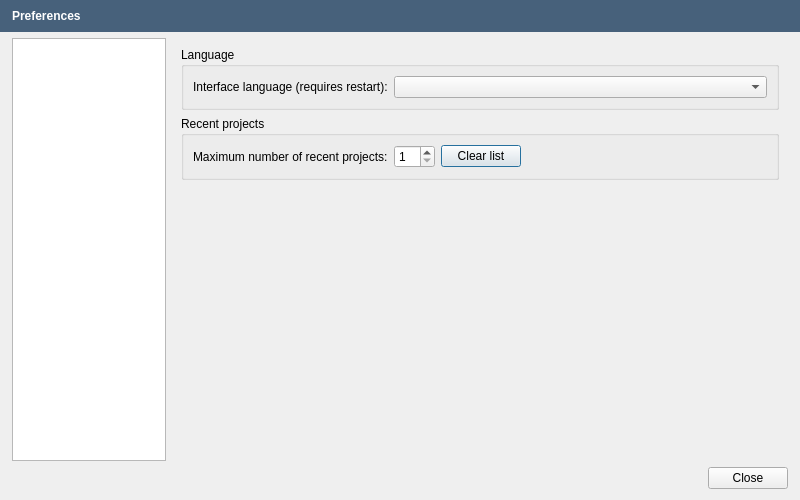
The window that src/apps/openfluid-builder/base/PreferencesDialog.ui (OpenFLUID/openfluid) describes before a commit, drawn with Qt 5.
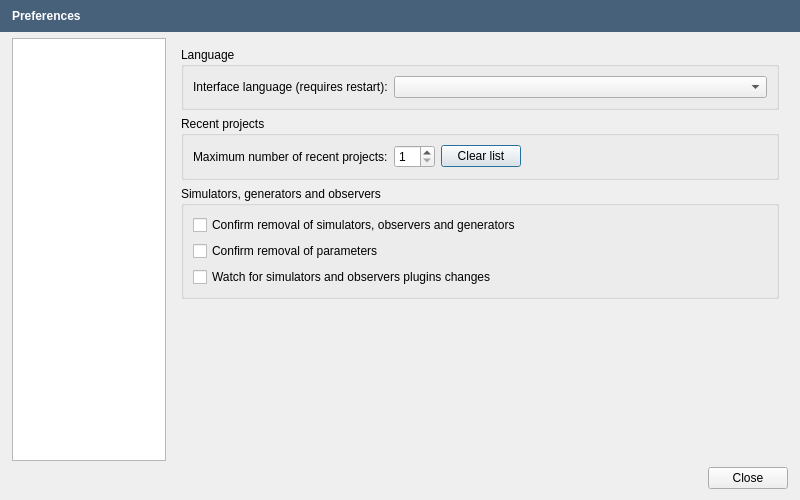
The same window after the commit.

Commit message:
Wares watching preferences and confirmation dialogs in OpenFLUID-Builder
* Added confirmation dialogs when removing wares or parameters
* Added preferences for confirm/not confirm
  of wares and parameters removals
* Added preferences for enable/disable wares watchers

(references OpenFLUID/openfluid#246)

Diff of the .ui file:
```diff
--- a/src/apps/openfluid-builder/base/PreferencesDialog.ui
+++ b/src/apps/openfluid-builder/base/PreferencesDialog.ui
@@ -182,6 +182,36 @@
            </layout>
           </widget>
          </item>
+         <item>
+          <widget class="QGroupBox" name="groupBox_7">
+           <property name="title">
+            <string>Simulators, generators and observers</string>
+           </property>
+           <layout class="QVBoxLayout" name="verticalLayout_5">
+            <item>
+             <widget class="QCheckBox" name="ItemRemovalCheckBox">
+              <property name="text">
+               <string>Confirm removal of simulators, observers and generators</string>
+              </property>
+             </widget>
+            </item>
+            <item>
+             <widget class="QCheckBox" name="ParamRemovalCheckBox">
+              <property name="text">
+               <string>Confirm removal of parameters</string>
+              </property>
+             </widget>
+            </item>
+            <item>
+             <widget class="QCheckBox" name="WatchCheckBox">
+              <property name="text">
+               <string>Watch for simulators and observers plugins changes</string>
+              </property>
+             </widget>
+            </item>
+           </layout>
+          </widget>
+         </item>
          <item>
           <spacer name="verticalSpacer">
            <property name="orientation">
```
Left out of the diff: 2 changed lines with no effect on the pictures. The commit also changes 12 other files.
